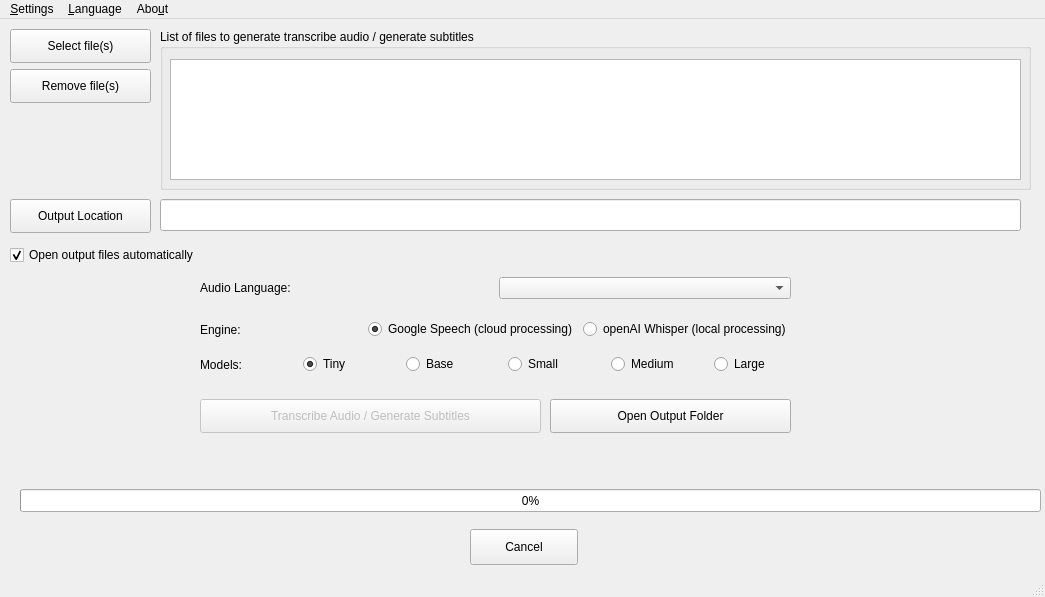
This is pytranscriber/gui/main/window_main.ui in raryelcostasouza/pyTranscriber as Qt 5 draws it before an edit. The edited form follows.
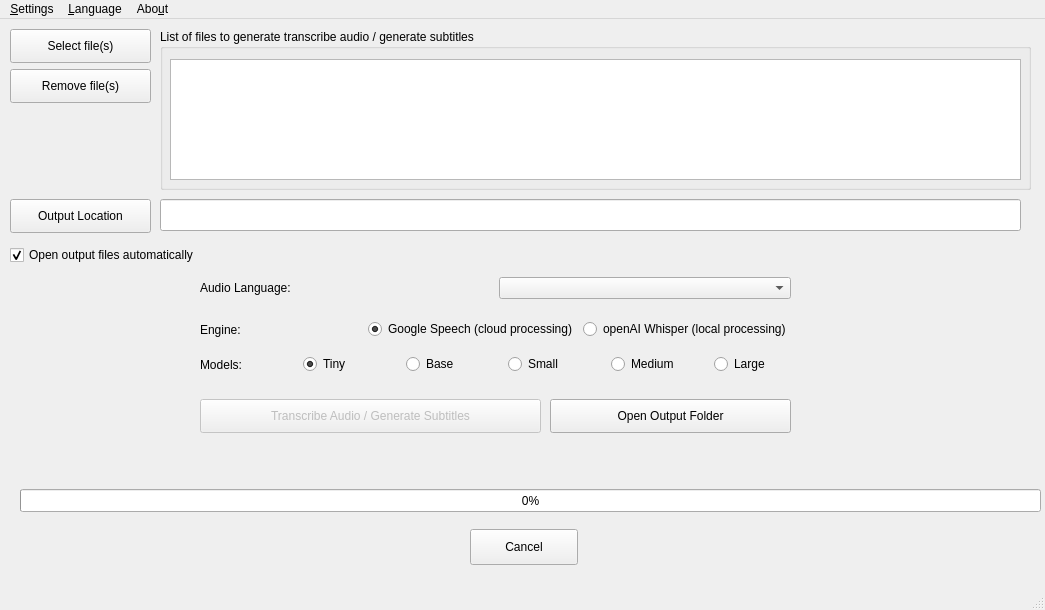
This is the edited form.

Commit message: bump release version info

The edit to the form file:
```diff
--- a/pytranscriber/gui/main/window_main.ui
+++ b/pytranscriber/gui/main/window_main.ui
@@ -7,7 +7,7 @@
     <x>0</x>
     <y>0</y>
     <width>1045</width>
-    <height>597</height>
+    <height>610</height>
    </rect>
   </property>
   <property name="windowTitle">
@@ -159,8 +159,8 @@
    <widget class="QLabel" name="labelProgressFileIndex">
     <property name="geometry">
      <rect>
-      <x>30</x>
-      <y>350</y>
+      <x>20</x>
+      <y>500</y>
       <width>131</width>
       <height>41</height>
      </rect>
```
Left out of the diff: 2 changed lines with no effect on the pictures.
